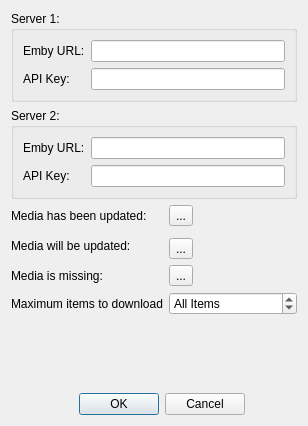
towel42-com/EmbySync, file UI/SettingsDlg.ui: the form before one commit.
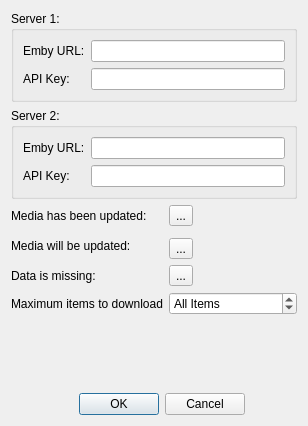
The form after the commit.

Patch:
```diff
--- a/UI/SettingsDlg.ui
+++ b/UI/SettingsDlg.ui
@@ -165,7 +165,7 @@
    <item row="5" column="0">
     <widget class="QLabel" name="mediaMissing">
      <property name="text">
-      <string>Media is missing:</string>
+      <string>Data is missing:</string>
      </property>
     </widget>
    </item>
```
Left out of the diff: 6 changed lines with no effect on the pictures.
